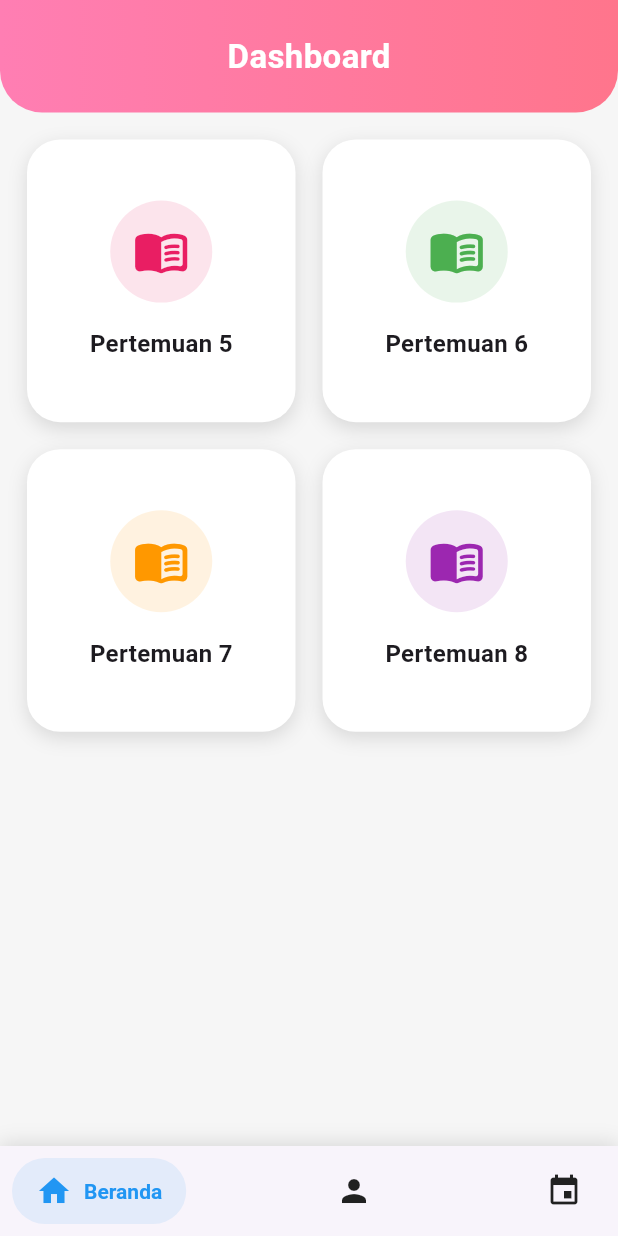
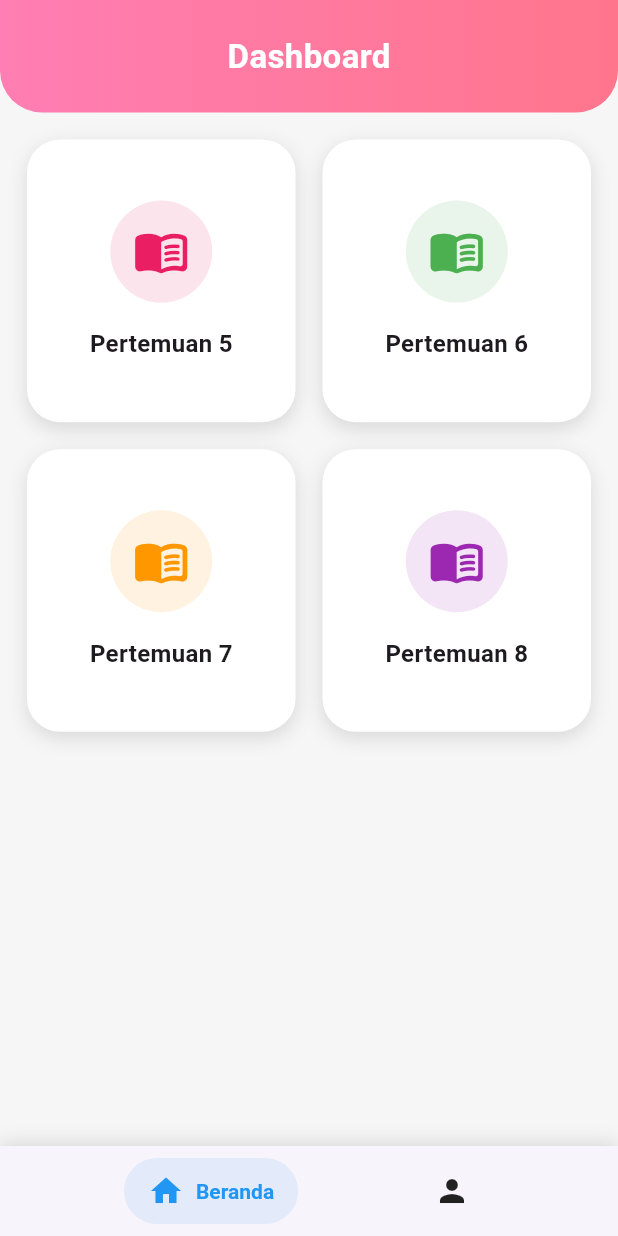
Before and after one commit to auraadiana22/MobileProgramming_p7, a Flutter app: the screen it shows after launch, on a phone screen of 412 x 824 dp. Run offline on Flutter 3.47's test engine with Material 3 defaults, Android fonts, the phone set to English and light mode, and no system bars; drawn by our look-alikes of salomon_bottom_bar.

Commit message:
modified: lib/main.dart

```diff
--- a/lib/main.dart
+++ b/lib/main.dart
@@ -117,11 +117,6 @@ class _MyAppState extends State<MyApp> {
                 title: const Text("Profile"),
                 selectedColor: Colors.blue,
               ),
-              SalomonBottomBarItem(
-                icon: const Icon(Icons.event),
-                title: const Text("Pertemuan 6"),
-                selectedColor: Colors.green, // Untuk Pertemuan 6
-              ),
             ],
           ),
         ),
```
